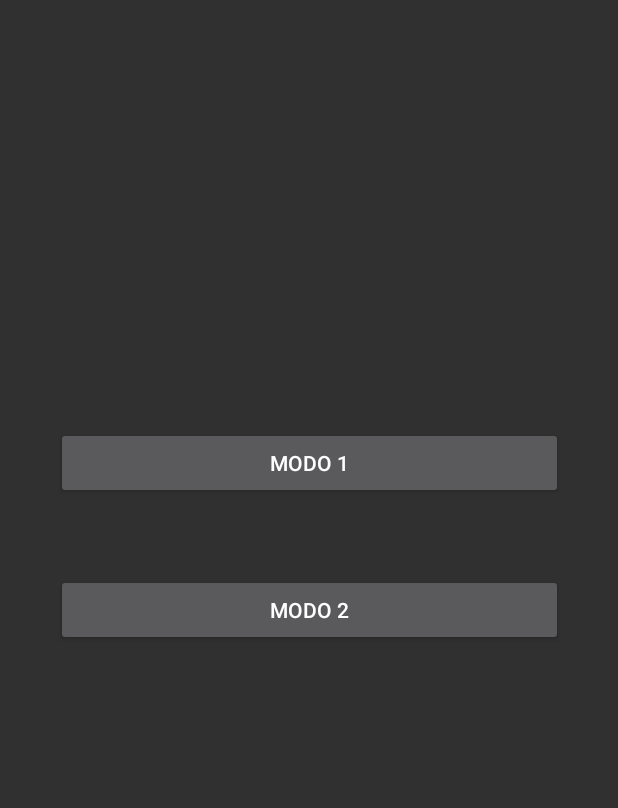
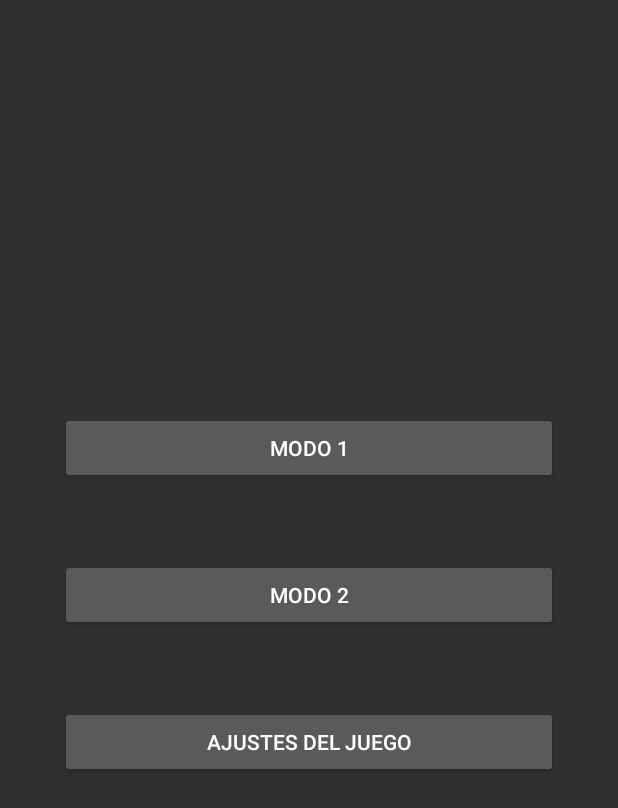
Before and after one commit to xabierbahillo1/Preguntados, an Android app: the GameSelectorActivity screen opened directly, with no data from a screen before it, on a phone screen of 412 x 824 dp. Shown: the top 808 px of the screen. Run offline under Robolectric (Android 15) with nearby library versions, the phone set to English and light mode, and no system bars; Roboto replaces fonts that are not available here.

Commit message:
Implementado ajustes de juego

```diff
--- a/app/src/main/java/com/das/preguntados/Activitys/GameSelectorActivity.java
+++ b/app/src/main/java/com/das/preguntados/Activitys/GameSelectorActivity.java
@@ -1,6 +1,7 @@
 package com.das.preguntados.Activitys;
 
 import androidx.appcompat.app.AppCompatActivity;
+import androidx.fragment.app.DialogFragment;
 import androidx.lifecycle.Observer;
 import androidx.work.Data;
 import androidx.work.OneTimeWorkRequest;
@@ -12,8 +13,11 @@ import android.util.Log;
 import android.view.View;
 import android.widget.Button;
 
+import com.das.preguntados.Dialogs.DialogAjustesJuego;
+import com.das.preguntados.Dialogs.DialogMessage;
 import com.das.preguntados.Dialogs.DialogoFinJuego1Fragment;
 import com.das.preguntados.Dialogs.DialogoFinJuego2Fragment;
+import com.das.preguntados.Dialogs.DialogoSalirJuegoFragment;
 import com.das.preguntados.GameManager.ColeccionPreguntas;
 import com.das.preguntados.R;
 import com.das.preguntados.WS.obtenerPreguntasWS;
@@ -21,11 +25,13 @@ import com.das.preguntados.WS.registrarDatosPartidaWS;
 
 import java.util.Locale;
 
-public class GameSelectorActivity extends AppCompatActivity {
+public class GameSelectorActivity extends AppCompatActivity implements DialogAjustesJuego.ListenerDialogoAjustesJuego {
     /*
         ACTIVIDAD PARA ELEGIR EL MODO DE JUEGO A JUGAR
      */
     private String usuario; //Referencia al usuario que ha iniciado sesion
+    private boolean[] opciones={true,true,true,true,true,true}; //Preguntas: {DEPORTE,ARTE,GEOGRAFIA,HISTORIA,CIENCIA,ENTRETENIMIENTO}
+    private String opcionesString=null;
     @Override
     protected void onCreate(Bundle savedInstanceState) {
         super.onCreate(savedInstanceState);
@@ -49,6 +55,15 @@ public class GameSelectorActivity extends AppCompatActivity {
                 iniciarJuego(2);
             }
         });
+        Button ajustes= findViewById(R.id.buttonAjusteJuego);
+        ajustes.setOnClickListener(new View.OnClickListener() {
+            public void onClick(View v) {
+                //Se lanza dialog para seleccionar las opciones
+                DialogFragment dialogoOpciones= DialogAjustesJuego.newInstance(opciones);
+                dialogoOpciones.setCancelable(false);
+                dialogoOpciones.show(getSupportFragmentManager(), "dialogoOpciones");
+            }
+        });
     }
 
     private void iniciarJuego(int modo){
@@ -61,6 +76,7 @@ public class GameSelectorActivity extends AppCompatActivity {
         //Carga las preguntas desde la base de datos en ColeccionPreguntas
         Data datos = new Data.Builder()
                 .putString("idioma",idioma)
+                .putString("genero",opcionesString)
                 .build();
 
         OneTimeWorkRequest obtenerPreguntasOtwr= new OneTimeWorkRequest.Builder(obtenerPreguntasWS.class).setInputData(datos)
@@ -76,7 +92,12 @@ public class GameSelectorActivity extends AppCompatActivity {
                                 //Inicia el juego con el modo introducido
                                 Intent i = new Intent(getApplicationContext(), GameActivity.class);
                                 i.putExtra("modo",modo);
-                                i.putExtra("guardarPartida",true); //Se guarda la partida
+                                if (opcionesString==null){ //Si modo estandar
+                                    i.putExtra("guardarPartida",true); //Se guarda la partida
+                                }
+                                else { //Si es modo personalizado
+                                    i.putExtra("guardarPartida",false); //No guarda la partida
+                                }
                                 startActivityForResult(i,100);
                             }
                         }
@@ -125,4 +146,10 @@ public class GameSelectorActivity extends AppCompatActivity {
 
         }
     }
+
+    @Override
+    public void guardarNuevosAjustes(boolean[] seleccion, String seleccionString) {
+        opciones=seleccion;
+        opcionesString=seleccionString;
+    }
 }
--- a/app/src/main/res/layout/activity_game_selector.xml
+++ b/app/src/main/res/layout/activity_game_selector.xml
@@ -7,8 +7,8 @@
     tools:context=".Activitys.GameSelectorActivity">
 
     <LinearLayout
-        android:layout_width="398dp"
-        android:layout_height="252dp"
+        android:layout_width="392dp"
+        android:layout_height="272dp"
         android:layout_centerInParent="true"
         android:orientation="vertical"
         app:layout_constraintBottom_toBottomOf="parent"
@@ -34,5 +34,14 @@
             android:layout_marginTop="50dp"
             android:layout_marginRight="30dp"
             android:text="MODO 2" />
+
+        <Button
+            android:id="@+id/buttonAjusteJuego"
+            android:layout_width="match_parent"
+            android:layout_height="wrap_content"
+            android:layout_marginLeft="30dp"
+            android:layout_marginTop="50dp"
+            android:layout_marginRight="30dp"
+            android:text="AJUSTES DEL JUEGO" />
     </LinearLayout>
 </androidx.constraintlayout.widget.ConstraintLayout>
```
Also changed, not shown: app/src/main/java/com/das/preguntados/Dialogs/DialogAjustesJuego.java (added, +115 -0 lines), app/src/main/java/com/das/preguntados/WS/obtenerPreguntasWS.java (+13 -4 lines), app/src/main/res/layout/dialogo_ajustes_layout.xml (added, +15 -0 lines), app/src/main/res/values/strings.xml (+13 -0 lines), 1 other file.
